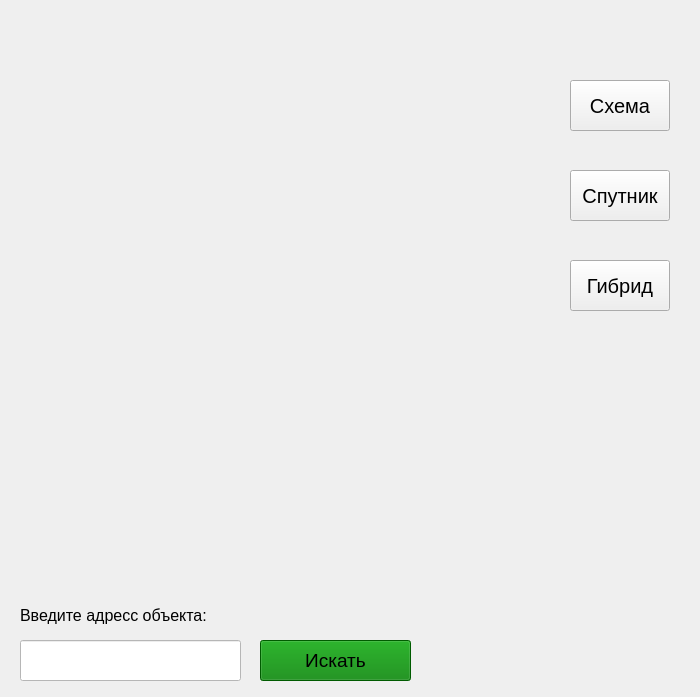
Qt form Map.ui (Alexandr-Gavrin/MapAPI) before a commit.
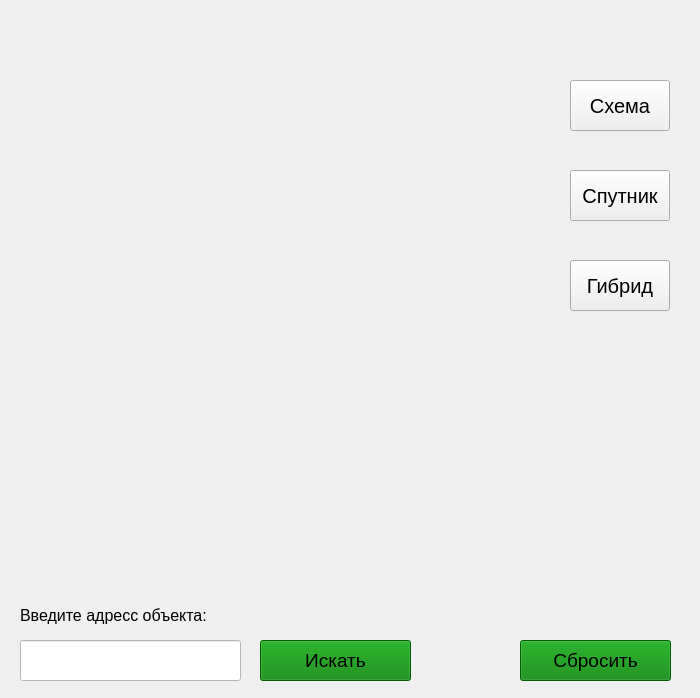
The same form after that commit.

Commit message: Большая задача по Maps API. Часть №7

The edit to the form file:
```diff
--- a/Map.ui
+++ b/Map.ui
@@ -7,7 +7,7 @@
     <x>0</x>
     <y>0</y>
     <width>700</width>
-    <height>697</height>
+    <height>698</height>
    </rect>
   </property>
   <property name="windowTitle">
@@ -137,6 +137,27 @@
     <string>Введите адресс объекта:</string>
    </property>
   </widget>
+  <widget class="QPushButton" name="btn_reset">
+   <property name="geometry">
+    <rect>
+     <x>520</x>
+     <y>640</y>
+     <width>151</width>
+     <height>41</height>
+    </rect>
+   </property>
+   <property name="font">
+    <font>
+     <pointsize>14</pointsize>
+    </font>
+   </property>
+   <property name="styleSheet">
+    <string notr="true">background: green;</string>
+   </property>
+   <property name="text">
+    <string>Сбросить</string>
+   </property>
+  </widget>
  </widget>
  <resources/>
  <connections/>
```
The commit also changes 1 other file.
